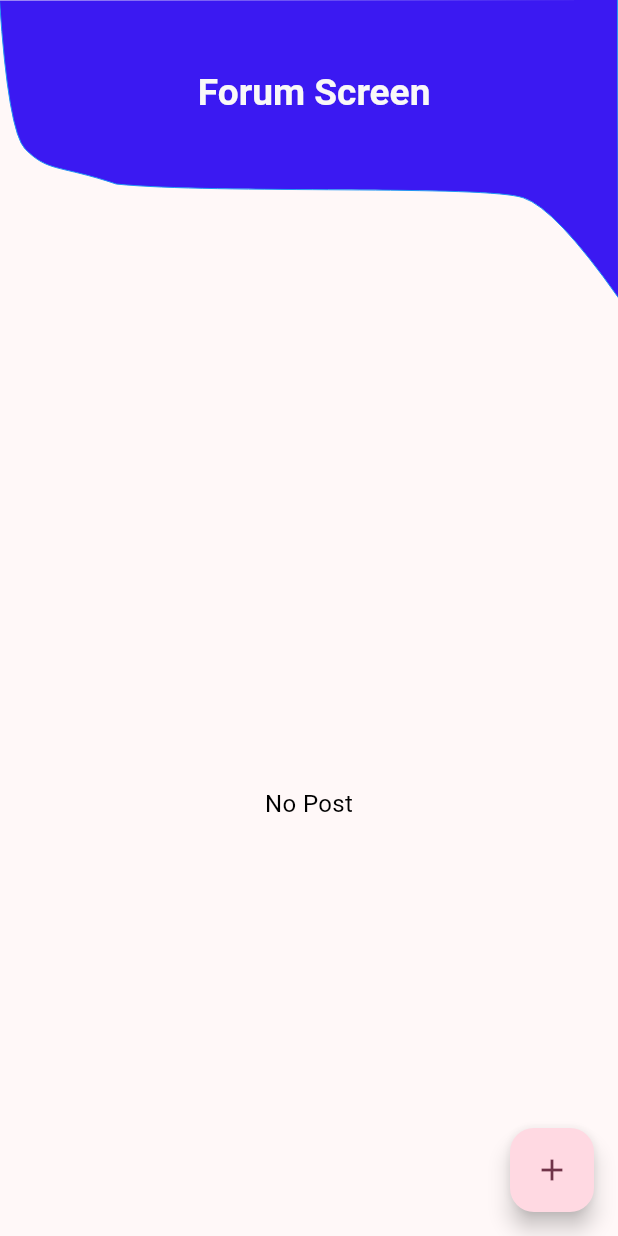
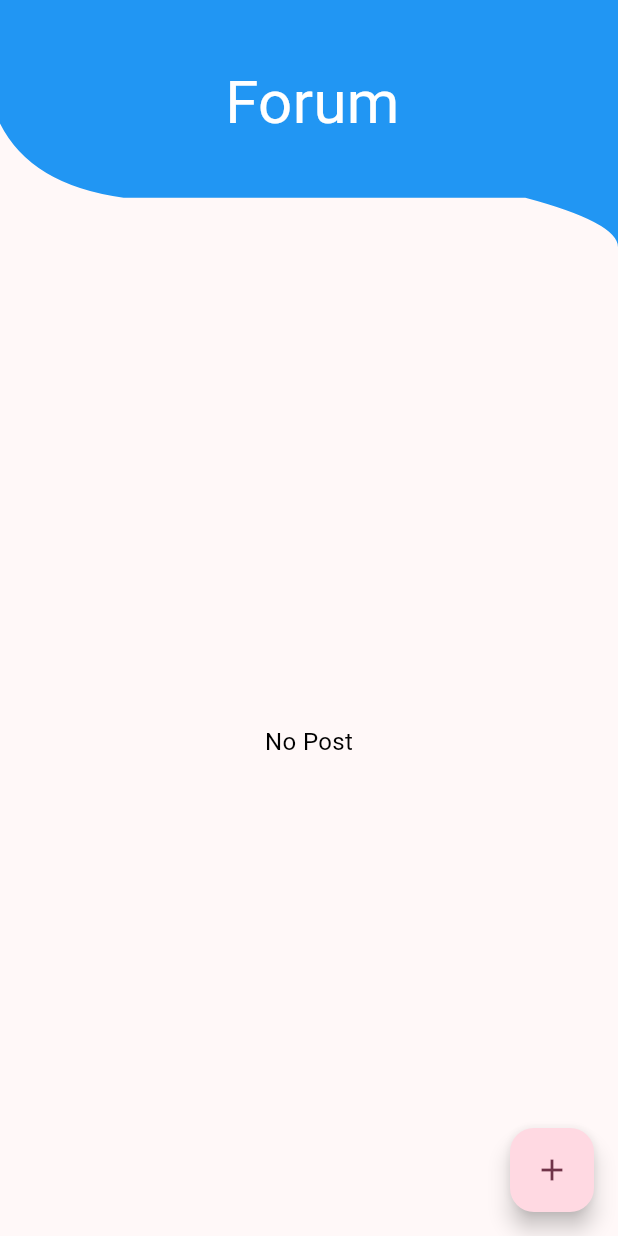
Before and after one commit to JayaramDhungana/initial_task, a Flutter app: the ForumScreen screen opened directly, on a phone screen of 412 x 824 dp. Run offline on Flutter 3.47's test engine with Material 3 defaults, Android fonts, the phone set to English and light mode, and no system bars; our stand-ins replace dots_indicator, equatable, flutter_bloc, flutter_riverpod.

Commit message:
clipper design added to forum page

```diff
--- /dev/null
+++ b/lib/clipper/clipper_design3.dart
@@ -0,0 +1,60 @@
+import 'package:flutter/material.dart';
+
+class ClipperDesign3 extends StatelessWidget {
+  const ClipperDesign3({super.key});
+
+  @override
+  Widget build(BuildContext context) {
+    return SizedBox(
+      child: Stack(
+        children: [
+
+          ClipPath(
+            clipper: DesigningClip(),
+            child: Container(
+              color: Colors.blue,
+              width: MediaQuery.of(context).size.width,
+              height: MediaQuery.of(context).size.height * 0.2,
+            ),
+          ),
+          Positioned(
+            top: 40,
+            left: 150,
+            child: Text("Forum",style: TextStyle(color: Colors.white,
+            fontSize: 40
+            ),)),
+        ],
+      ),
+    );
+  }
+}
+
+class DesigningClip extends CustomClipper<Path> {
+  @override
+  Path getClip(Size size) {
+    Path path = Path();
+    final height = size.height;
+    final width = size.width;
+    path.lineTo(0, height * 0.50);
+    path.quadraticBezierTo(
+      width * 0.05,
+      height * 0.75,
+      width * 0.2,
+      height * 0.8,
+    );
+    path.lineTo(width * 0.85, height * 0.8);
+    path.quadraticBezierTo(
+      width ,
+       height * 0.9,
+        width,
+         height);
+     path.lineTo(width ,0);
+
+    return path;
+  }
+
+  @override
+  bool shouldReclip(covariant CustomClipper<Path> oldClipper) {
+    return true;
+  }
+}
--- a/lib/main.dart
+++ b/lib/main.dart
@@ -10,6 +10,9 @@ import 'package:initial_task/bloc/hotels/hotels_bloc.dart';
 import 'package:initial_task/bloc/restaurant/restaurant_bloc.dart';
 import 'package:initial_task/bloc/tabbar/tabbar_bloc.dart';
 import 'package:initial_task/bloc/things_to_do/things_to_do_bloc.dart';
+import 'package:initial_task/clipper/clipper_design1.dart';
+import 'package:initial_task/clipper/clipper_design2.dart';
+import 'package:initial_task/clipper/clipper_design3.dart';
 import 'package:initial_task/clipper/clipper_learn.dart';
 import 'package:initial_task/custom_painter/custom_design_forum.dart';
 import 'package:initial_task/custom_painter/custom_painter_design.dart';
@@ -73,6 +76,9 @@ class MyApp extends StatelessWidget {
         // CustomePainterLearn()
         HomeScreen(index: 0),
         // ShapeMakerDesign(),
+        // ClipperDesign1()
+        // ClipperDesign2()
+        // ClipperDesign3()
 
       ),
     );
--- a/lib/screens/forum_screen.dart
+++ b/lib/screens/forum_screen.dart
@@ -2,6 +2,7 @@ import 'package:flutter/material.dart';
 import 'package:flutter_bloc/flutter_bloc.dart';
 import 'package:initial_task/bloc/forum/forum_bloc.dart';
 import 'package:initial_task/bloc/forum/forum_state.dart';
+import 'package:initial_task/clipper/clipper_design3.dart';
 import 'package:initial_task/custom_painter/custom_design_forum.dart';
 import 'package:initial_task/custom_painter/custom_painter_design1.dart';
 import 'package:initial_task/custom_painter/shape_maker_design.dart';
@@ -33,7 +34,7 @@ class _ForumScreenState extends State<ForumScreen> {
       body: Column(
         children: [
           SizedBox(
-            child: ShapeMakerDesign()
+            child: ClipperDesign3()
           ),
           Expanded(
              child: BlocBuilder<ForumBloc, ForumState>(
```
Also changed, not shown: lib/clipper/clipper_design1.dart (added, +80 -0 lines), lib/clipper/clipper_design2.dart (added, +64 -0 lines), lib/custom_painter/custom_painter_design.dart (line endings or trailing spaces).
